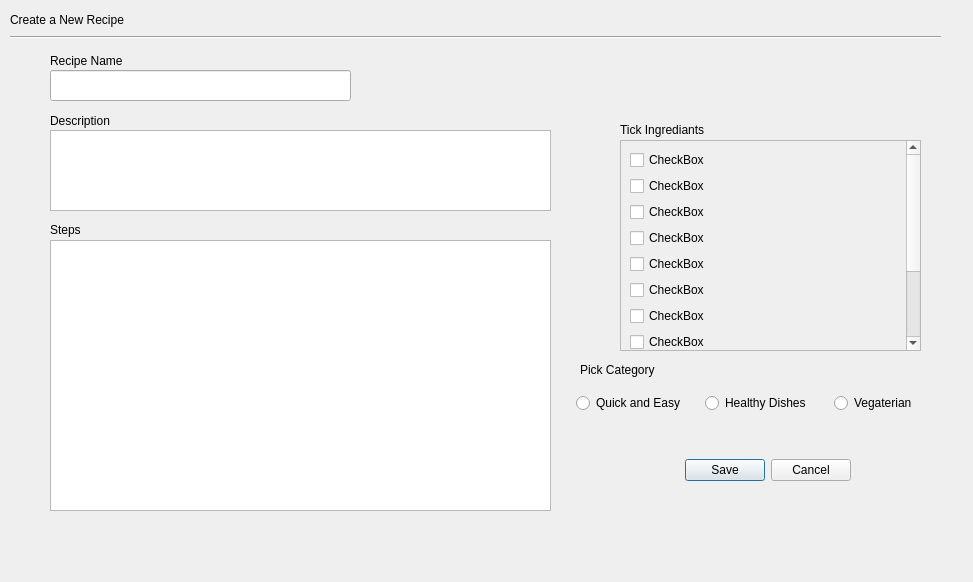
First picture: the form in CS4076Project/addrecipewindow.ui, repository CaoimheCahill/CS4076Project, before the edit.
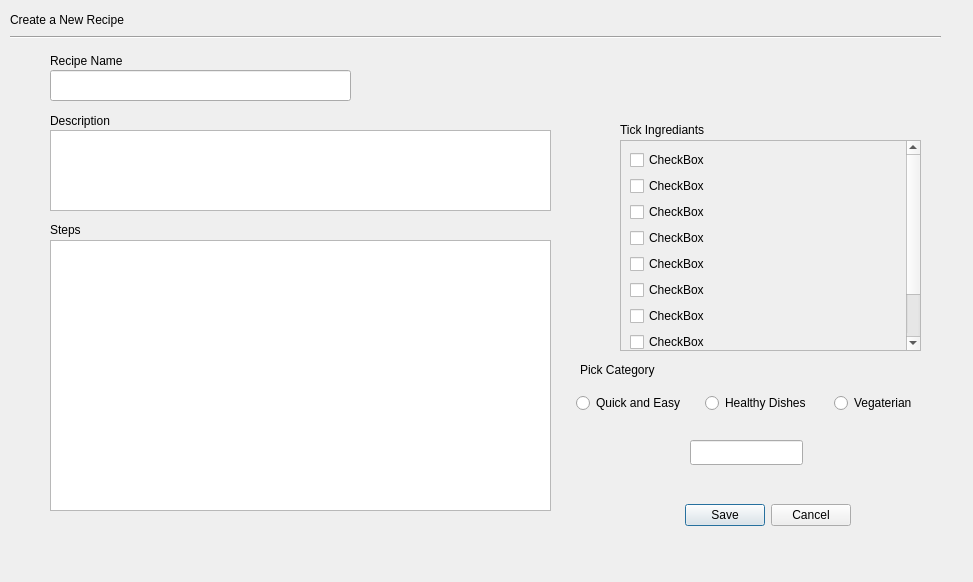
Second picture: the form after the edit.

```diff
--- a/CS4076Project/addrecipewindow.ui
+++ b/CS4076Project/addrecipewindow.ui
@@ -41,24 +41,10 @@
       <x>0</x>
       <y>0</y>
       <width>282</width>
-      <height>387</height>
+      <height>325</height>
      </rect>
     </property>
     <layout class="QVBoxLayout" name="verticalLayout">
-     <item>
-      <widget class="QCheckBox" name="checkBox_5">
-       <property name="text">
-        <string>CheckBox</string>
-       </property>
-      </widget>
-     </item>
-     <item>
-      <widget class="QCheckBox" name="checkBox_4">
-       <property name="text">
-        <string>CheckBox</string>
-       </property>
-      </widget>
-     </item>
      <item>
       <widget class="QCheckBox" name="checkBox">
        <property name="text">
@@ -66,41 +52,6 @@
        </property>
       </widget>
      </item>
-     <item>
-      <widget class="QCheckBox" name="checkBox_12">
-       <property name="text">
-        <string>CheckBox</string>
-       </property>
-      </widget>
-     </item>
-     <item>
-      <widget class="QCheckBox" name="checkBox_10">
-       <property name="text">
-        <string>CheckBox</string>
-       </property>
-      </widget>
-     </item>
-     <item>
-      <widget class="QCheckBox" name="checkBox_11">
-       <property name="text">
-        <string>CheckBox</string>
-       </property>
-      </widget>
-     </item>
-     <item>
-      <widget class="QCheckBox" name="checkBox_6">
-       <property name="text">
-        <string>CheckBox</string>
-       </property>
-      </widget>
-     </item>
-     <item>
-      <widget class="QCheckBox" name="checkBox_7">
-       <property name="text">
-        <string>CheckBox</string>
-       </property>
-      </widget>
-     </item>
      <item>
       <widget class="QCheckBox" name="checkBox_2">
        <property name="text">
@@ -108,13 +59,6 @@
        </property>
       </widget>
      </item>
-     <item>
-      <widget class="QCheckBox" name="checkBox_9">
-       <property name="text">
-        <string>CheckBox</string>
-       </property>
-      </widget>
-     </item>
      <item>
       <widget class="QCheckBox" name="checkBox_3">
        <property name="text">
@@ -122,6 +66,34 @@
        </property>
       </widget>
      </item>
+     <item>
+      <widget class="QCheckBox" name="checkBox_4">
+       <property name="text">
+        <string>CheckBox</string>
+       </property>
+      </widget>
+     </item>
+     <item>
+      <widget class="QCheckBox" name="checkBox_5">
+       <property name="text">
+        <string>CheckBox</string>
+       </property>
+      </widget>
+     </item>
+     <item>
+      <widget class="QCheckBox" name="checkBox_6">
+       <property name="text">
+        <string>CheckBox</string>
+       </property>
+      </widget>
+     </item>
+     <item>
+      <widget class="QCheckBox" name="checkBox_7">
+       <property name="text">
+        <string>CheckBox</string>
+       </property>
+      </widget>
+     </item>
      <item>
       <widget class="QCheckBox" name="checkBox_8">
        <property name="text">
@@ -129,6 +101,20 @@
        </property>
       </widget>
      </item>
+     <item>
+      <widget class="QCheckBox" name="checkBox_9">
+       <property name="text">
+        <string>CheckBox</string>
+       </property>
+      </widget>
+     </item>
+     <item>
+      <widget class="QCheckBox" name="checkBox_10">
+       <property name="text">
+        <string>CheckBox</string>
+       </property>
+      </widget>
+     </item>
     </layout>
    </widget>
   </widget>
@@ -280,15 +266,25 @@
    <property name="geometry">
     <rect>
      <x>640</x>
-     <y>440</y>
+     <y>490</y>
      <width>211</width>
-     <height>61</height>
+     <height>51</height>
     </rect>
    </property>
    <property name="standardButtons">
     <set>QDialogButtonBox::Cancel|QDialogButtonBox::Save</set>
    </property>
   </widget>
+  <widget class="QLineEdit" name="lineEdit_2">
+   <property name="geometry">
+    <rect>
+     <x>690</x>
+     <y>440</y>
+     <width>113</width>
+     <height>25</height>
+    </rect>
+   </property>
+  </widget>
  </widget>
  <resources/>
  <connections/>
```
